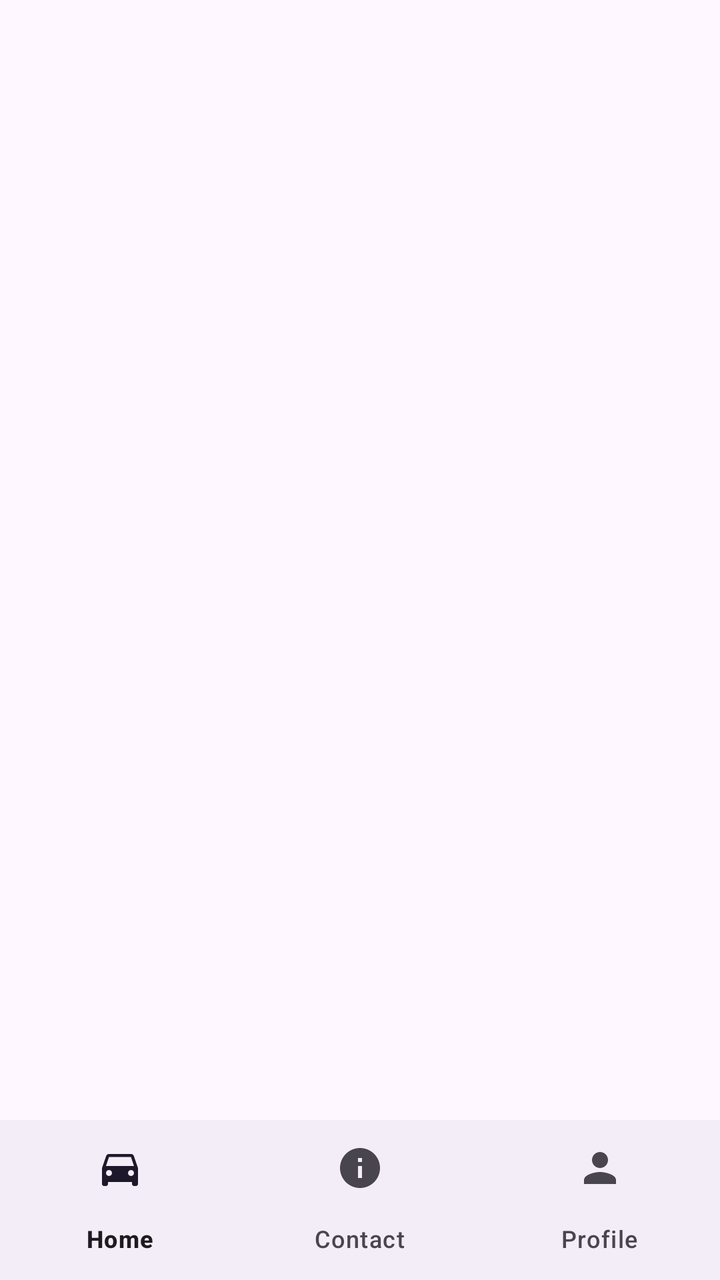
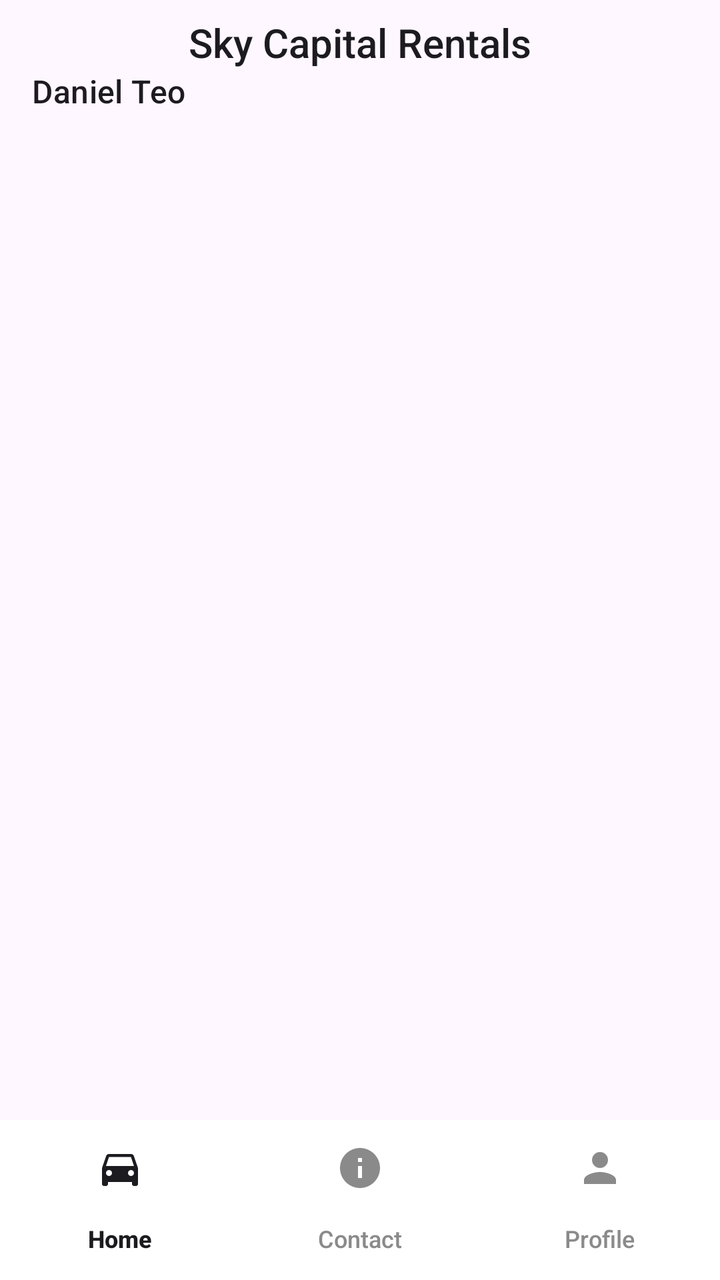

Two renders of the same Android screen: before a commit and after it. Below are the layout's source before the change and the commit's diff.
<!-- AndroidManifest.xml: application theme Theme.SkyCapitalCarRentalApplication -->
<!-- res/layout/activity_main.xml -->
<?xml version="1.0" encoding="utf-8"?>
<androidx.constraintlayout.widget.ConstraintLayout xmlns:android="http://schemas.android.com/apk/res/android"
    xmlns:app="http://schemas.android.com/apk/res-auto"
    xmlns:tools="http://schemas.android.com/tools"
    android:id="@+id/main"
    android:layout_width="match_parent"
    android:layout_height="match_parent"
    tools:context=".MainActivity">

    <FrameLayout
        android:id="@+id/frame_layout"
        android:layout_width="0dp"
        android:layout_height="0dp"
        app:layout_constraintBottom_toTopOf="@+id/bottomNavigationView"
        app:layout_constraintEnd_toEndOf="parent"
        app:layout_constraintStart_toStartOf="parent"
        app:layout_constraintTop_toTopOf="parent">

    </FrameLayout>

    <com.google.android.material.bottomnavigation.BottomNavigationView
        android:id="@+id/bottomNavigationView"
        android:layout_width="match_parent"
        android:layout_height="wrap_content"
        app:layout_constraintBottom_toBottomOf="parent"
        app:layout_constraintEnd_toEndOf="parent"
        app:layout_constraintStart_toStartOf="parent"
        app:menu="@menu/bottom_nav_menu"/>

</androidx.constraintlayout.widget.ConstraintLayout>
<!-- resources referenced by this layout -->
<resources>
  <style name="Theme.SkyCapitalCarRentalApplication" parent="Base.Theme.SkyCapitalCarRentalApplication" />
  <style name="Base.Theme.SkyCapitalCarRentalApplication" parent="Theme.Material3.DayNight.NoActionBar">
          
          
      </style>
</resources>

<!-- the commit's change to res/layout/activity_main.xml (unified diff, before → after) -->
@@ -7,6 +7,20 @@
     android:layout_height="match_parent"
     tools:context=".MainActivity">
 
+    <com.google.android.material.appbar.MaterialToolbar
+        android:id="@+id/header_toolbar"
+        android:layout_width="0dp"
+        android:layout_height="wrap_content"
+        app:layout_constraintEnd_toEndOf="parent"
+        app:layout_constraintStart_toStartOf="parent"
+        app:layout_constraintTop_toTopOf="parent"
+        app:title="@string/sky_capital_rentals_header"
+        app:titleCentered="true"
+        app:titleTextAppearance="@style/ToolbarTitle"
+        app:subtitle="@string/daniel_teo">
+
+    </com.google.android.material.appbar.MaterialToolbar>
+
     <FrameLayout
         android:id="@+id/frame_layout"
         android:layout_width="0dp"
@@ -14,7 +28,7 @@
         app:layout_constraintBottom_toTopOf="@+id/bottomNavigationView"
         app:layout_constraintEnd_toEndOf="parent"
         app:layout_constraintStart_toStartOf="parent"
-        app:layout_constraintTop_toTopOf="parent">
+        app:layout_constraintTop_toBottomOf="@id/header_toolbar">
 
     </FrameLayout>
 
@@ -22,9 +36,13 @@
         android:id="@+id/bottomNavigationView"
         android:layout_width="match_parent"
         android:layout_height="wrap_content"
+        android:background="@color/white"
+        style="@style/Widget.App.BottomNavigationView"
         app:layout_constraintBottom_toBottomOf="parent"
         app:layout_constraintEnd_toEndOf="parent"
         app:layout_constraintStart_toStartOf="parent"
-        app:menu="@menu/bottom_nav_menu"/>
+        app:elevation="0dp"
+        app:labelVisibilityMode="labeled"
+        app:menu="@menu/bottom_nav_menu" />
 
 </androidx.constraintlayout.widget.ConstraintLayout>
<!-- resource entries referenced after the edit -->
@@ -1,6 +1,29 @@
 <!-- resources referenced by this layout -->
 <resources>
+  <color name="white">#FFFFFFFF</color>
+  <string name="daniel_teo">Daniel Teo</string>
+  <string name="sky_capital_rentals_header">Sky Capital Rentals</string>
+  <style name="ToolbarTitle" parent="TextAppearance.Material3.TitleLarge">
+          <item name="android:textColor">#1C1B1F</item>
+          <item name="android:textSize">20sp</item>
+          <item name="android:textFontWeight">500</item>
+          <item name="android:textStyle">normal</item>
+          <item name="fontFamily">sans-serif-medium</item>
+      </style>
+  <style name="Widget.App.BottomNavigationView" parent="Widget.Material3.BottomNavigationView">
+          <item name="itemIconTint">@color/bottom_nav_colors</item>
+          <item name="itemTextColor">@color/bottom_nav_colors</item>
+  
+          <item name="itemTextAppearanceActive">@style/BottomNavTextStyle</item>
+          <item name="itemTextAppearanceInactive">@style/BottomNavTextStyle</item>
+          <item name="indicatorColor">@color/nav_indicator</item>
+      </style>
   <style name="Theme.SkyCapitalCarRentalApplication" parent="Base.Theme.SkyCapitalCarRentalApplication" />
+  <style name="BottomNavTextStyle">
+          <item name="android:textSize">12sp</item>
+          <item name="fontFamily">sans-serif-medium</item>
+      </style>
+  <color name="nav_indicator">#F0F0F0</color>
   <style name="Base.Theme.SkyCapitalCarRentalApplication" parent="Theme.Material3.DayNight.NoActionBar">
           
           
